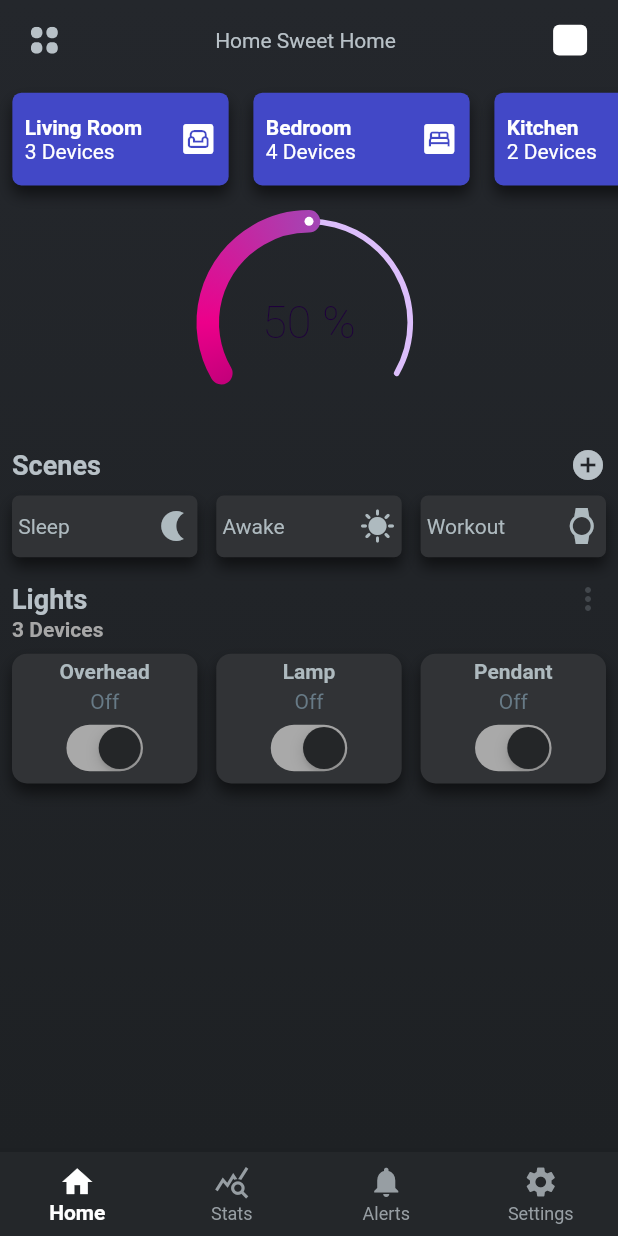
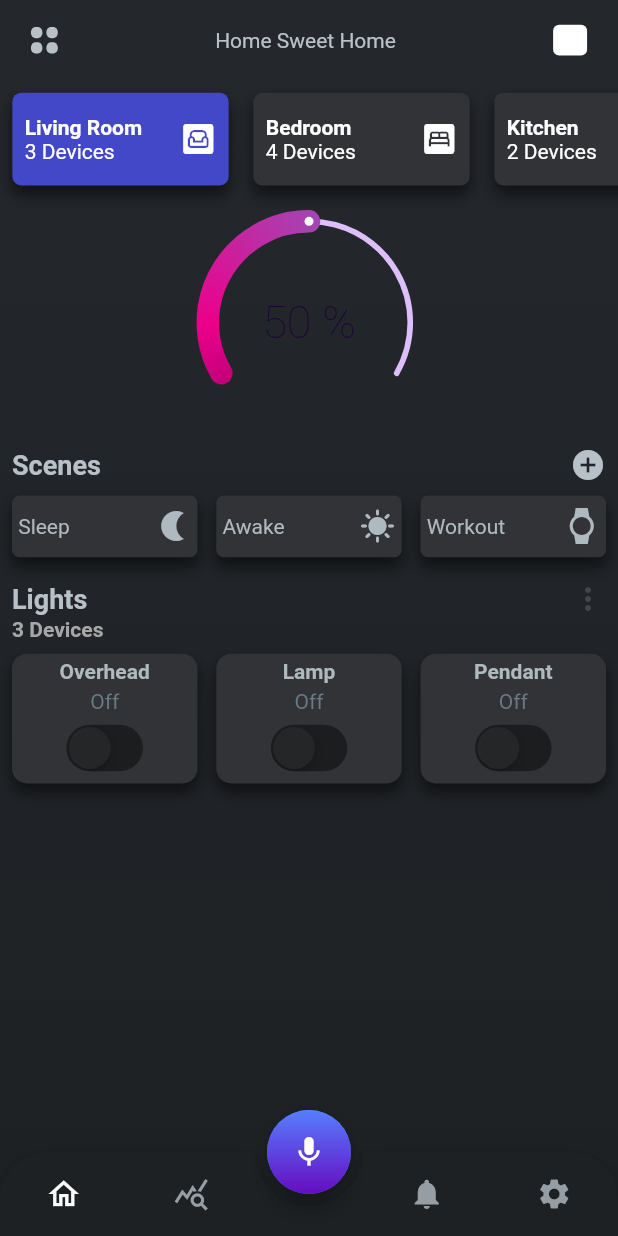
Before and after one commit to Abdullah3780/smartHome, a Flutter app: the screen it shows after launch, on a phone screen of 412 x 824 dp. Run offline on Flutter 3.47's test engine with Material 2 defaults, Android fonts, the light colour scheme and no system bars; drawn by our look-alikes of animated_bottom_navigation_bar, sleek_circular_slider; our stand-ins replace flutter_svg.

Commit message:
Final Touch

```diff
--- a/lib/reuseablewidgets/light.dart
+++ b/lib/reuseablewidgets/light.dart
@@ -1,23 +1,29 @@
+import 'package:bcj/screens/LightPage.dart';
 import 'package:flutter/cupertino.dart';
 import 'package:flutter/material.dart';
 
-class Light extends StatefulWidget {
+class Light extends StatelessWidget {
   String sceneName;
-
+  bool showlighpage;
+  BuildContext ctx;
   // IconData sceneIconData;
-
+  void Function(bool val) onPressed;
   bool value;
 
-  Light({Key? key, required this.sceneName, required this.value})
+  Light(
+      {Key? key,
+      required this.sceneName,
+      required this.value,
+      required this.showlighpage,
+      required this.onPressed,
+      required this.ctx})
       : super(key: key);
 
-  @override
-  State<Light> createState() => _LightState();
-}
+  String onOrOff = 'Off';
 
-class _LightState extends State<Light> {
   @override
   Widget build(BuildContext context) {
+    context = ctx;
     return Container(
       height: MediaQuery.of(context).size.height * 0.105,
       width: MediaQuery.of(context).size.width * 0.3,
@@ -39,26 +45,23 @@ class _LightState extends State<Light> {
             mainAxisAlignment: MainAxisAlignment.spaceBetween,
             children: [
               Text(
-                widget.sceneName,
+                sceneName,
                 style: TextStyle(
                     color: Color(0xffAEBABF), fontWeight: FontWeight.bold),
               ),
               Text(
-                'Off',
+                value == true ? 'On' : 'Off',
                 style: TextStyle(
                   color: Color(0xff677A86),
                 ),
               ),
               CupertinoSwitch(
-                  activeColor: Color(0XFFA9A9A9),
-                  value: widget.value,
-                  trackColor: Color(0xff1B1D1F),
-                  thumbColor: Color(0xff242628),
-                  onChanged: (val) {
-                    setState(() {
-                      widget.value = val;
-                    });
-                  }),
+                activeColor: Color(0XFFA9A9A9),
+                value: value,
+                trackColor: Color(0xff1B1D1F),
+                thumbColor: Color(0xff242628),
+                onChanged: onPressed,
+              ),
             ]),
       ),
     );
--- a/lib/reuseablewidgets/room.dart
+++ b/lib/reuseablewidgets/room.dart
@@ -3,6 +3,7 @@ import 'package:flutter_svg/flutter_svg.dart';
 
 class Room extends StatelessWidget {
   String roomtype;
+  bool selected;
   String noOfDevices;
   IconData iconData;
   GestureDetector? onTap;
@@ -11,6 +12,7 @@ class Room extends StatelessWidget {
       required this.roomtype,
       required this.noOfDevices,
       required this.iconData,
+      required this.selected,
       this.onTap})
       : super(key: key);
 
@@ -28,7 +30,8 @@ class Room extends StatelessWidget {
             right: MediaQuery.of(context).size.width * 0.02),
         height: MediaQuery.of(context).size.height * 0.075,
         width: MediaQuery.of(context).size.width * 0.35,
-        decoration: BoxDecoration(boxShadow: [
+        decoration: BoxDecoration(
+            boxShadow: [
               BoxShadow(
                   color: Colors.black54,
                   blurRadius: 8,
@@ -37,7 +40,9 @@ class Room extends StatelessWidget {
                   // spreadRadius: 1,
                   offset: Offset(0, 6)),
               // BoxShadow(color: Colors.white, blurRadius: 8, spreadRadius: -),
-        ], borderRadius: BorderRadius.circular(6), color: Color(0xff4248C7)),
+            ],
+            borderRadius: BorderRadius.circular(6),
+            color: selected == true ? Color(0xff4248C7) : Color(0xff313336)),
         child:
             Row(mainAxisAlignment: MainAxisAlignment.spaceBetween, children: [
           Column(
--- a/lib/screens/home.dart
+++ b/lib/screens/home.dart
@@ -1,4 +1,6 @@
+import 'package:animated_bottom_navigation_bar/animated_bottom_navigation_bar.dart';
 import 'package:bcj/reuseablewidgets/scene.dart';
+import 'package:bcj/screens/LightPage.dart';
 import 'package:flutter/material.dart';
 import 'package:flutter/rendering.dart';
 import 'package:flutter_svg/flutter_svg.dart';
@@ -15,10 +17,37 @@ class Home extends StatefulWidget {
 }
 
 class _HomeState extends State<Home> {
+  int activeIndex = 0;
+  bool showlightpage = false;
+
+  var onOffForLamp = false;
+
+  var onOffForOverhead = false;
   @override
   Widget build(BuildContext context) {
     return Scaffold(
-      body: Container(
+        floatingActionButtonLocation: FloatingActionButtonLocation.centerDocked,
+        floatingActionButton: FloatingActionButton(
+            child: Container(
+                height: double.infinity,
+                width: double.infinity,
+                decoration: BoxDecoration(
+                    borderRadius: BorderRadius.circular(30),
+                    gradient: LinearGradient(
+                        begin: Alignment.topCenter, end: Alignment.bottomCenter,
+                        // stops: [50, 40],
+                        colors: [Color(0xff577EFF), Color(0xff660BC1)])),
+                child: Icon(Icons.mic)),
+            onPressed: () {}),
+        body: showlightpage
+            ? LightPage(
+                onPressed: (val) {
+                  setState(() {
+                    showlightpage = val;
+                  });
+                },
+              )
+            : Container(
                 decoration: BoxDecoration(
                     gradient: LinearGradient(
                   colors: [Color(0xff24272C), Color(0xff1E2124)],
@@ -46,7 +75,8 @@ class _HomeState extends State<Home> {
                               style: TextStyle(color: Color(0xffB8C1C7)),
                             ),
                             Container(
-                      height: MediaQuery.of(context).size.height * 0.025,
+                              height:
+                                  MediaQuery.of(context).size.height * 0.025,
                               width: MediaQuery.of(context).size.width * 0.055,
                               decoration: BoxDecoration(
                                   color: Colors.white,
@@ -63,15 +93,18 @@ class _HomeState extends State<Home> {
                           child: Row(
                             children: [
                               Room(
+                                  selected: true,
                                   roomtype: 'Living Room',
                                   noOfDevices: '3',
                                   iconData: Icons.living),
                               Room(
+                                selected: false,
                                 roomtype: 'Bedroom',
                                 noOfDevices: '4',
                                 iconData: Icons.bedroom_parent,
                               ),
                               Room(
+                                selected: false,
                                 roomtype: 'Kitchen',
                                 noOfDevices: '2',
                                 iconData: Icons.kitchen,
@@ -89,7 +122,8 @@ class _HomeState extends State<Home> {
                           child: Column(
                             children: [
                               Row(
-                        mainAxisAlignment: MainAxisAlignment.spaceBetween,
+                                mainAxisAlignment:
+                                    MainAxisAlignment.spaceBetween,
                                 children: [
                                   Text(
                                     'Scenes',
@@ -105,16 +139,20 @@ class _HomeState extends State<Home> {
                                 ],
                               ),
                               SizedBox(
-                        height: MediaQuery.of(context).size.height * 0.01,
+                                height:
+                                    MediaQuery.of(context).size.height * 0.01,
                               ),
                               Row(
-                        mainAxisAlignment: MainAxisAlignment.spaceBetween,
+                                mainAxisAlignment:
+                                    MainAxisAlignment.spaceBetween,
                                 children: [
                                   Scene(
                                     sceneName: 'Sleep',
                                     sceneIconData: Icons.nightlight,
                                   ),
-                          Scene(sceneName: 'Awake', sceneIconData: Icons.sunny),
+                                  Scene(
+                                      sceneName: 'Awake',
+                                      sceneIconData: Icons.sunny),
                                   Scene(
                                     sceneName: 'Workout',
                                     sceneIconData: Icons.watch,
@@ -131,7 +169,8 @@ class _HomeState extends State<Home> {
                           child: Column(
                             children: [
                               Row(
-                        mainAxisAlignment: MainAxisAlignment.spaceBetween,
+                                mainAxisAlignment:
+                                    MainAxisAlignment.spaceBetween,
                                 children: [
                                   Text(
                                     'Lights',
@@ -160,22 +199,46 @@ class _HomeState extends State<Home> {
                                 ],
                               ),
                               SizedBox(
-                        height: MediaQuery.of(context).size.height * 0.01,
+                                height:
+                                    MediaQuery.of(context).size.height * 0.01,
                               ),
                               Row(
-                        mainAxisAlignment: MainAxisAlignment.spaceBetween,
+                                mainAxisAlignment:
+                                    MainAxisAlignment.spaceBetween,
                                 children: [
                                   Light(
                                     sceneName: 'Overhead',
-                            value: true,
+                                    value: onOffForOverhead,
+                                    onPressed: (val) {
+                                      setState(() {
+                                        onOffForOverhead = !onOffForOverhead;
+                                      });
+                                    },
+                                    showlighpage: showlightpage,
+                                    ctx: context,
                                   ),
                                   Light(
                                     sceneName: 'Lamp',
-                            value: true,
+                                    value: onOffForLamp,
+                                    showlighpage: showlightpage,
+                                    onPressed: (val) {
+                                      setState(() {
+                                        onOffForLamp = !onOffForLamp;
+                                        // showlightpage = val;
+                                      });
+                                    },
+                                    ctx: context,
                                   ),
                                   Light(
                                     sceneName: 'Pendant',
-                            value: true,
+                                    value: false,
+                                    showlighpage: showlightpage,
+                                    onPressed: (val) {
+                                      setState(() {
+                                        showlightpage = val;
+                                      });
+                                    },
+                                    ctx: context,
                                   )
                                 ],
                               )
@@ -187,25 +250,59 @@ class _HomeState extends State<Home> {
                   ),
                 ),
               ),
-      bottomNavigationBar: BottomNavigationBar(
-          showSelectedLabels: true,
-          selectedLabelStyle: TextStyle(fontWeight: FontWeight.bold),
-          selectedItemColor: Colors.white,
-          unselectedItemColor: Color(0xff979EA3),
-          type: BottomNavigationBarType.fixed,
-          backgroundColor: Color(0xff24272A),
-          items: [
-            BottomNavigationBarItem(icon: Icon(Icons.home), label: 'Home'),
-            BottomNavigationBarItem(
-                icon: Icon(
+        bottomNavigationBar: Material(
+          color: Color(0xff1E2124),
+          child: AnimatedBottomNavigationBar(
+              backgroundColor: Color(0xff1E2124),
+              inactiveColor: Color(0xff979EA3),
+              activeColor: Colors.white,
+              leftCornerRadius: 32,
+              safeAreaValues:
+                  SafeAreaValues(bottom: true, right: true, left: true),
+              rightCornerRadius: 32,
+              gapLocation: GapLocation.center,
+              notchSmoothness: NotchSmoothness.sharpEdge,
+              shadow: BoxShadow(
+                  color: Colors.black54,
+                  blurRadius: 8,
+                  // spreadRadius: -12.0,
+
+                  // spreadRadius: 1,
+                  offset: Offset(0, 6)),
+              // BoxShadow(color: Colors.white, blurRadius: 8, spreadRadius: -),
+
+              icons: [
+                Icons.home_outlined,
                 Icons.query_stats,
-                ),
-                label: 'Stats'),
-            BottomNavigationBarItem(
-                icon: Icon(Icons.notifications), label: 'Alerts'),
-            BottomNavigationBarItem(
-                icon: Icon(Icons.settings), label: 'Settings'),
-          ]),
-    );
+                Icons.notifications,
+                Icons.settings
+              ],
+              activeIndex: activeIndex,
+              onTap: (val) {
+                setState(() {
+                  activeIndex = val;
+                });
+              }),
+        ));
+    // BottomNavigationBar(
+    // showSelectedLabels: true,
+    // selectedLabelStyle: TextStyle(fontWeight: FontWeight.bold),
+    // selectedItemColor: Colors.white,
+    // unselectedItemColor: Color(0xff979EA3),
+    // type: BottomNavigationBarType.fixed,
+    // backgroundColor: Color(0xff24272A),
+    // items: [
+    //   BottomNavigationBarItem(icon: Icon(Icons.home), label: 'Home'),
+    //   BottomNavigationBarItem(
+    //       icon: Icon(
+    //         Icons.query_stats,
+    //       ),
+    //       label: 'Stats'),
+    //   BottomNavigationBarItem(
+    //       icon: Icon(Icons.notifications), label: 'Alerts'),
+    //   BottomNavigationBarItem(
+    //       icon: Icon(Icons.settings), label: 'Settings'),
+    // ]),
+    // );
   }
 }
--- a/pubspec.yaml
+++ b/pubspec.yaml
@@ -35,6 +35,7 @@ dependencies:
   cupertino_icons: ^1.0.2
   flutter_svg: ^1.1.3
   sleek_circular_slider: ^2.0.1
+  animated_bottom_navigation_bar: ^1.0.1
 
 dev_dependencies:
   flutter_test:
```
Also changed, not shown: lib/screens/LightPage.dart (added, +155 -0 lines), assets/Light.png (added), assets/Pendant.png (added), pubspec.lock. Lines whose indentation alone changed are shown as unchanged.
